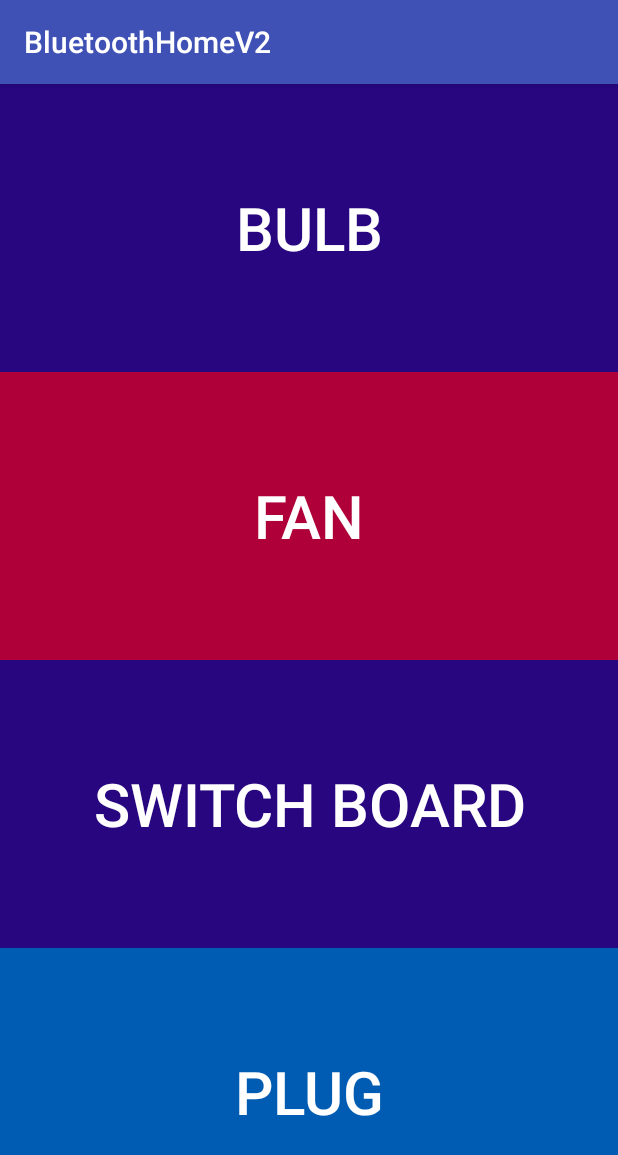
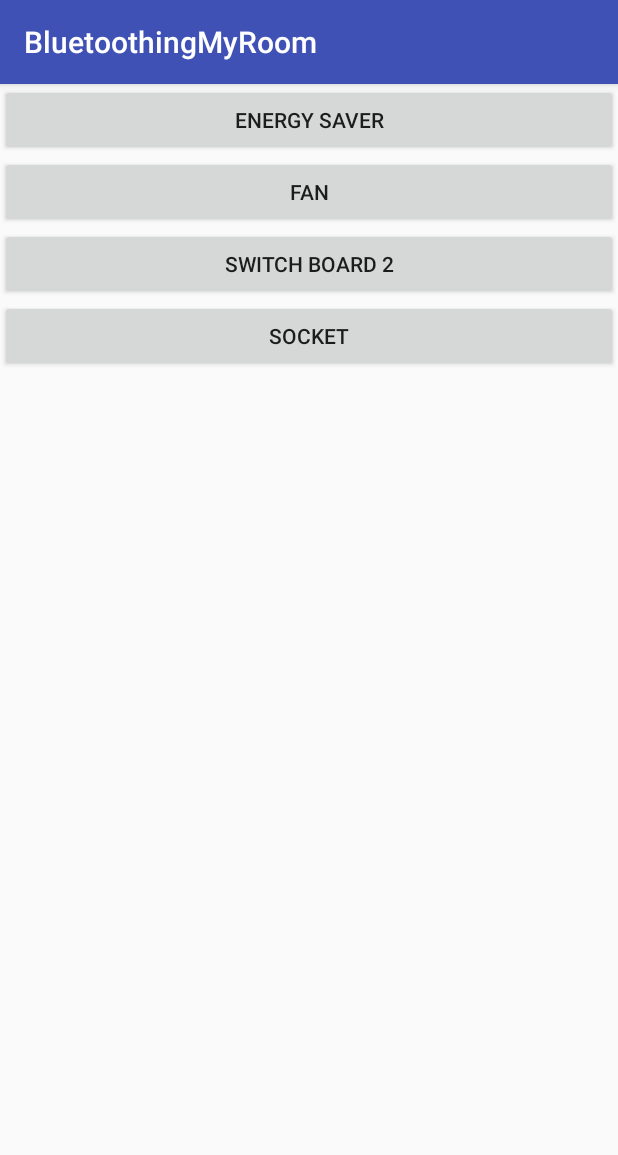
Before and after one commit to tahaShaheen/randomCode-Arduino, an Android app: the screen it shows after launch (MainActivity), after a tap on "FAN", on a phone screen of 412 x 824 dp. Shown: the top 1155 px of the screen. Run offline under Robolectric (Android 15) with nearby library versions, the light colour scheme and no system bars.

Commit message:
BT room appliance control - not sure if working

```diff
--- a/android/BluetoothHome/app/build.gradle
+++ b/android/BluetoothHome/app/build.gradle
@@ -4,7 +4,7 @@ android {
     compileSdkVersion 25
     buildToolsVersion "25.0.2"
     defaultConfig {
-        applicationId "shaheen.taha.bluetoothhomev2"
+        applicationId "shaheen.taha.bluetoothingmyroom"
         minSdkVersion 17
         targetSdkVersion 25
         versionCode 1
--- a/android/BluetoothHome/app/src/main/AndroidManifest.xml
+++ b/android/BluetoothHome/app/src/main/AndroidManifest.xml
@@ -1,6 +1,6 @@
 <?xml version="1.0" encoding="utf-8"?>
 <manifest xmlns:android="http://schemas.android.com/apk/res/android"
-    package="shaheen.taha.bluetoothhomev2">
+    package="shaheen.taha.bluetoothingmyroom">
 
     <uses-permission android:name="android.permission.BLUETOOTH" />
     <uses-permission android:name="android.permission.BLUETOOTH_ADMIN" />
--- /dev/null
+++ b/android/BluetoothHome/app/src/main/java/shaheen/taha/bluetoothingmyroom/MainActivity.java
@@ -0,0 +1,200 @@
+package shaheen.taha.bluetoothingmyroom;
+
+import android.bluetooth.BluetoothAdapter;
+import android.bluetooth.BluetoothDevice;
+import android.bluetooth.BluetoothSocket;
+import android.os.AsyncTask;
+import android.os.Bundle;
+import android.support.v7.app.AppCompatActivity;
+import android.util.Log;
+import android.view.View;
+import android.widget.Button;
+import android.widget.Toast;
+
+import java.io.IOException;
+import java.util.UUID;
+import java.util.concurrent.TimeUnit;
+
+public class MainActivity extends AppCompatActivity {
+
+    @Override
+    protected void onCreate(Bundle savedInstanceState) {
+        super.onCreate(savedInstanceState);
+        setContentView(R.layout.activity_main);
+
+        final Button energySaverButton = (Button) findViewById(R.id.button1);
+        final Button fanButton = (Button) findViewById(R.id.button2);
+        final Button switchBoard2Button = (Button) findViewById(R.id.button3);
+        final Button socketButton = (Button) findViewById(R.id.button4);
+
+        energySaverButton.setOnClickListener(new View.OnClickListener() {
+            @Override
+            public void onClick(View v) {
+                sendData("1t5t");
+                updaterFunction();
+            }
+        });
+
+        fanButton.setOnClickListener(new View.OnClickListener() {
+            @Override
+            public void onClick(View v) {
+                sendData("2t5t");
+                updaterFunction();
+            }
+        });
+
+        switchBoard2Button.setOnClickListener(new View.OnClickListener() {
+            @Override
+            public void onClick(View v) {
+                sendData("3t5t");
+                updaterFunction();
+            }
+        });
+
+        socketButton.setOnClickListener(new View.OnClickListener() {
+            @Override
+            public void onClick(View v) {
+                sendData("4t5t");
+                updaterFunction();
+
+            }
+        });
+    }
+
+    private void updaterFunction(){
+        final Button energySaverButton = (Button) findViewById(R.id.button1);
+        final Button fanButton = (Button) findViewById(R.id.button2);
+        final Button switchBoard2Button = (Button) findViewById(R.id.button3);
+        final Button socketButton = (Button) findViewById(R.id.button4);
+        String string = receiveData();
+        if(string.startsWith("t1111")){
+            String data = string.substring(5,9);
+            Log.d(TAG, "receiving data:"+ data);
+            if(data.charAt(0)=='1'){
+                energySaverButton.setText("Energy Saver ON");
+            }
+            else {
+                energySaverButton.setText("Energy Saver OFF");
+            }
+            if(data.charAt(1)=='1'){
+                fanButton.setText("Fan ON");
+            }
+            else {
+                fanButton.setText("Fan OFF");
+            }
+            if(data.charAt(2)=='1'){
+                switchBoard2Button.setText("Switch Board 2 ON");
+            }
+            else {
+                switchBoard2Button.setText("Switch Board 2 OFF");
+            }
+            if(data.charAt(3)=='1'){
+                socketButton.setText("Socket ON");
+            }
+            else {
+                socketButton.setText("Socket OFF");
+            }
+        }
+    }
+
+    @Override
+    public void onStart() {
+        super.onStart();
+        new ConnectBT().execute();
+    }
+
+    BluetoothAdapter myBluetooth = null;
+    BluetoothSocket btSocket = null;
+    private boolean isBtConnected = false;
+    //SPP UUID. Look for it
+    static final UUID myUUID = UUID.fromString("00001101-0000-1000-8000-00805F9B34FB");
+    //private static String address = "98:D3:31:FB:61:26";
+    private static String address = "00:18:E4:34:EF:E1";
+    private static String TAG = "fromPhone";
+
+
+    private class ConnectBT extends AsyncTask<Void, Void, Void>  // UI thread
+    {
+        private boolean ConnectSuccess = true; //if it's here, it's almost connected
+
+        @Override
+        protected void onPreExecute() {
+            // progress = ProgressDialog.show(.this, "Connecting...", "Please wait!!!");  //show a progress dialog
+        }
+
+        @Override
+        protected Void doInBackground(Void... devices) //while the progress dialog is shown, the connection is done in background
+        {
+            try {
+                if (btSocket == null || !isBtConnected) {
+                    myBluetooth = BluetoothAdapter.getDefaultAdapter();//get the mobile bluetooth device
+                    BluetoothDevice dispositivo = myBluetooth.getRemoteDevice(address);//connects to the device's address and checks if it's available
+                    btSocket = dispositivo.createInsecureRfcommSocketToServiceRecord(myUUID);//create a RFCOMM (SPP) connection
+                    BluetoothAdapter.getDefaultAdapter().cancelDiscovery();
+                    btSocket.connect();//start connection
+                }
+            } catch (IOException e) {
+                ConnectSuccess = false;//if the try failed, you can check the exception here
+                e.printStackTrace();
+            }
+            return null;
+        }
+
+        @Override
+        protected void onPostExecute(Void result) //after the doInBackground, it checks if everything went fine
+        {
+            super.onPostExecute(result);
+
+            if (!ConnectSuccess) {
+                Toast.makeText(MainActivity.this, "Bluetooth Connection Failure", Toast.LENGTH_SHORT).show();
+                //msg("Connection Failed. Is it a SPP Bluetooth? Try again.");
+                //finish();
+            } else {
+                Toast.makeText(MainActivity.this, "Bluetooth Connected", Toast.LENGTH_SHORT).show();
+                //msg("Connected.");
+                isBtConnected = true;
+                sendData("5t");
+                updaterFunction();
+
+            }
+            //progress.dismiss();
+        }
+
+
+    }
+
+    private void sendData(String message) {
+        Log.d(TAG, "Sending data:" + message);
+        if (btSocket != null) {
+            try {
+                btSocket.getOutputStream().write(message.getBytes());
+            } catch (IOException e) {
+                e.printStackTrace();
+            }
+        }
+
+    }
+
+    private String receiveData() {
+        try {
+            TimeUnit.MILLISECONDS.sleep(600);
+        } catch (InterruptedException e) {
+            e.printStackTrace();
+        }
+
+        byte[] buffer = new byte[1024];
+        int bytes = 0;
+        String string;
+        if (btSocket != null) {
+            try {
+                bytes = btSocket.getInputStream().read(buffer);
+            } catch (IOException e) {
+                e.printStackTrace();
+            }
+        }
+        string = new String(buffer, 0, bytes);
+        Log.d(TAG, "receiving data:"+ string);
+        return string;
+    }
+
+}
--- a/android/BluetoothHome/app/src/main/res/layout/activity_main.xml
+++ b/android/BluetoothHome/app/src/main/res/layout/activity_main.xml
@@ -5,51 +5,26 @@
     android:orientation="vertical"
     android:layout_width="match_parent"
     android:layout_height="match_parent"
-    tools:context="shaheen.taha.bluetoothhomev2.MainActivity">
+    tools:context="shaheen.taha.bluetoothingmyroom.MainActivity">
+        <Button
+            android:layout_width="match_parent"
+            android:layout_height="wrap_content"
+            android:id="@+id/button1"
+            android:text="Energy Saver"/>
+        <Button
+            android:layout_width="match_parent"
+            android:layout_height="wrap_content"
+            android:id="@+id/button2"
+            android:text="Fan"/>
+        <Button
+            android:layout_width="match_parent"
+            android:layout_height="wrap_content"
+            android:id="@+id/button3"
+            android:text="Switch Board 2"/>
+        <Button
+            android:layout_width="match_parent"
+            android:layout_height="wrap_content"
+            android:id="@+id/button4"
+            android:text="Socket"/>
 
-
-    <Button
-        android:id="@+id/bulbButton"
-        android:layout_width="match_parent"
-        android:layout_height="0dp"
-        android:layout_weight="1"
-        android:background="#280680"
-        android:gravity="center"
-        android:text="BULB"
-        android:textColor="#FFFFFF"
-        android:textSize="40sp"
-        />
-
-    <Button
-        android:id="@+id/fanButton"
-        android:layout_width="match_parent"
-        android:layout_height="0dp"
-        android:layout_weight="1"
-        android:gravity="center"
-        android:textSize="40sp"
-        android:textColor="#FFFFFF"
-        android:text="FAN"
-        android:background="#005cb2"/>
-
-    <Button
-        android:id="@+id/switchBoardButton"
-        android:layout_width="match_parent"
-        android:layout_height="0dp"
-        android:layout_weight="1"
-        android:gravity="center"
-        android:text="SWITCH BOARD"
-        android:textColor="#FFFFFF"
-        android:textSize="40sp"
-        android:background="#280680"/>
-
-    <Button
-        android:id="@+id/plugButton"
-        android:layout_width="match_parent"
-        android:layout_height="0dp"
-        android:layout_weight="1"
-        android:gravity="center"
-        android:textSize="40sp"
-        android:textColor="#FFFFFF"
-        android:text="PLUG"
-        android:background="#005cb2"/>
 </LinearLayout>
--- a/android/BluetoothHome/app/src/main/res/values/colors.xml
+++ b/android/BluetoothHome/app/src/main/res/values/colors.xml
@@ -3,6 +3,4 @@
     <color name="colorPrimary">#3F51B5</color>
     <color name="colorPrimaryDark">#303F9F</color>
     <color name="colorAccent">#FF4081</color>
-    <color name="ba000d">#ba000d</color>
-    <color name="b0003a">#b0003a</color>
 </resources>
--- a/android/BluetoothHome/app/src/main/res/values/strings.xml
+++ b/android/BluetoothHome/app/src/main/res/values/strings.xml
@@ -1,3 +1,3 @@
 <resources>
-    <string name="app_name">BluetoothHomeV2</string>
+    <string name="app_name">BluetoothingMyRoom</string>
 </resources>
```
Also changed, not shown: android/BluetoothHome/gradle/wrapper/gradle-wrapper.properties, 2 other files.
